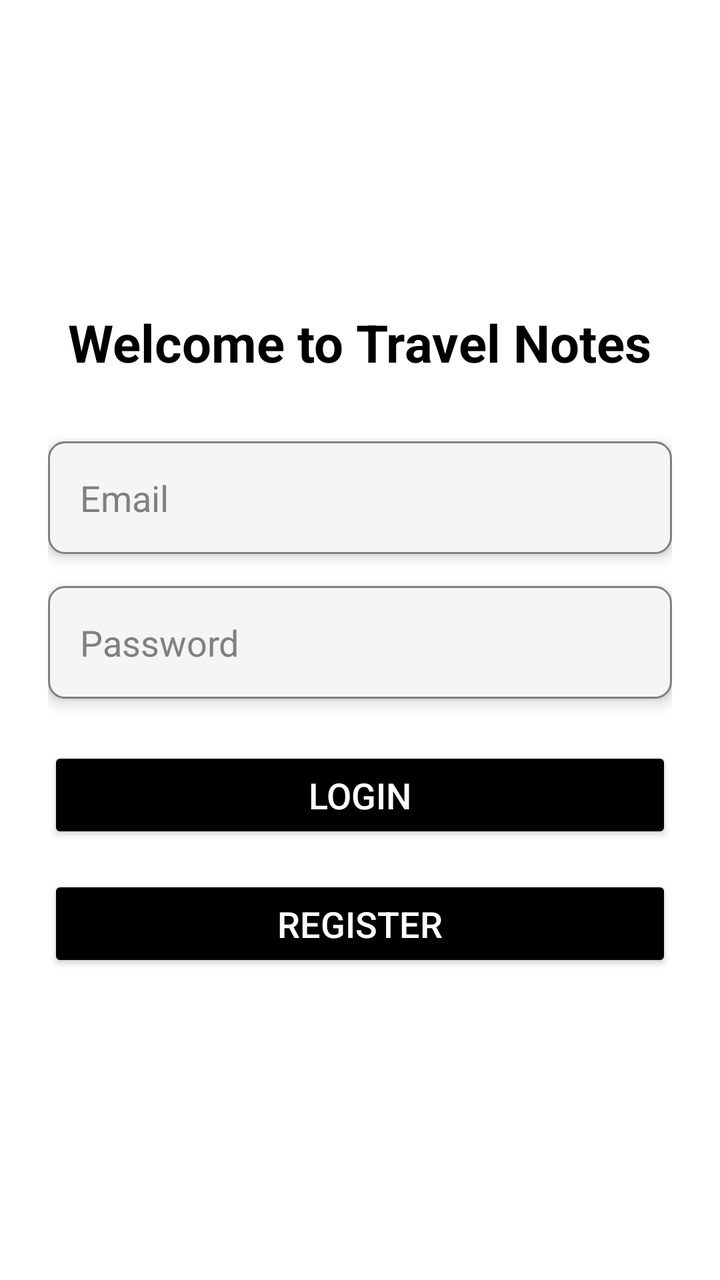
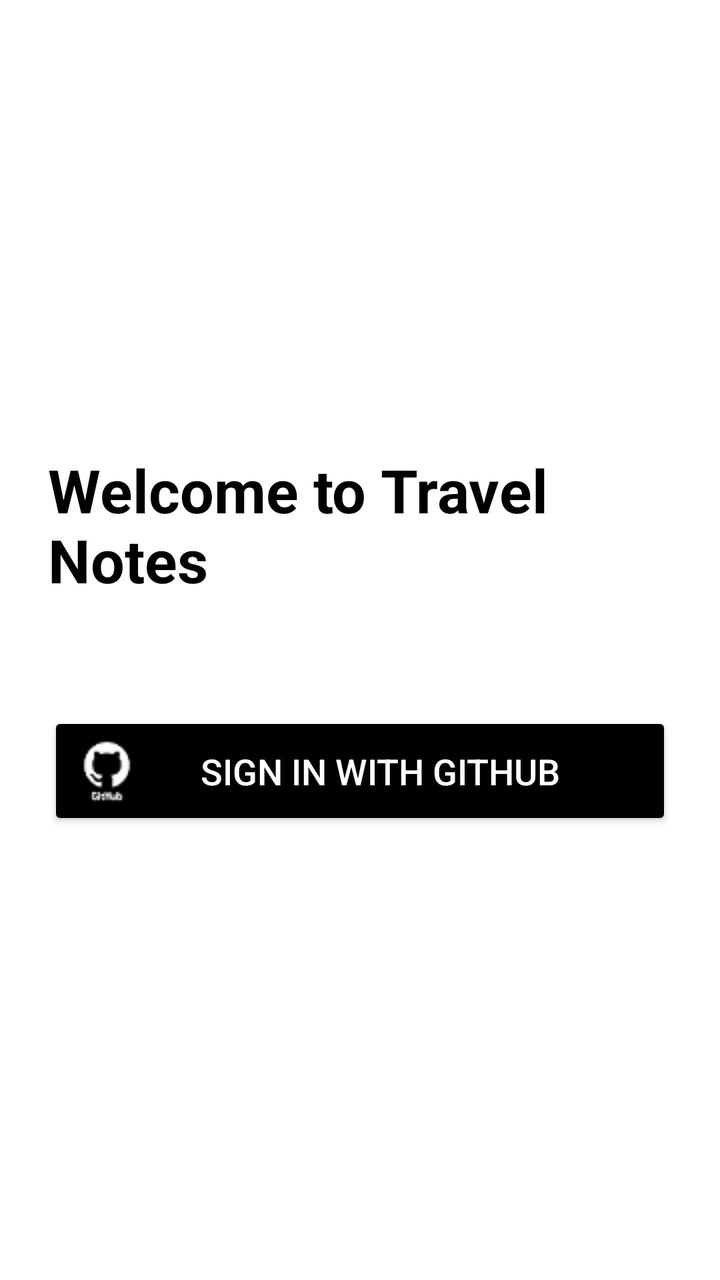

Screens rendered from an Android XML layout before and after an edit, with the pre-edit source and the edit as a unified diff.
<!-- AndroidManifest.xml: application theme Theme.Travel_notes_mobile -->
<!-- res/layout/activity_auth.xml -->
<?xml version="1.0" encoding="utf-8"?>
<LinearLayout xmlns:android="http://schemas.android.com/apk/res/android"
    xmlns:app="http://schemas.android.com/apk/res-auto"
    xmlns:tools="http://schemas.android.com/tools"
    android:layout_width="match_parent"
    android:layout_height="match_parent"
    android:gravity="center"
    android:orientation="vertical"
    android:padding="24dp"
    android:background="@color/white"
    tools:context=".view.AuthActivity">

    <TextView
        android:layout_width="wrap_content"
        android:layout_height="wrap_content"
        android:text="Welcome to Travel Notes"
        android:textSize="26sp"
        android:textStyle="bold"
        android:textColor="@color/black"
        android:layout_gravity="center"
        android:paddingBottom="32dp" />

    <EditText
        android:id="@+id/etEmail"
        android:layout_width="match_parent"
        android:layout_height="wrap_content"
        android:hint="Email"
        android:inputType="textEmailAddress"
        android:padding="16dp"
        android:background="@drawable/edit_text_background"
        android:elevation="4dp"
        android:textColor="@color/black"
        android:textColorHint="@color/gray" />

    <EditText
        android:id="@+id/etPassword"
        android:layout_width="match_parent"
        android:layout_height="wrap_content"
        android:hint="Password"
        android:inputType="textPassword"
        android:padding="16dp"
        android:background="@drawable/edit_text_background"
        android:elevation="4dp"
        android:textColor="@color/black"
        android:textColorHint="@color/gray"
        android:layout_marginTop="16dp" />

    <Button
        android:id="@+id/btnLogin"
        android:layout_width="match_parent"
        android:layout_height="wrap_content"
        android:text="Login"
        android:backgroundTint="@color/primary"
        android:textColor="@color/white"
        android:textSize="18sp"
        android:layout_marginTop="24dp"
        android:padding="12dp"
        />

    <Button
        android:id="@+id/btnRegister"
        android:layout_width="match_parent"
        android:layout_height="wrap_content"
        android:text="Register"
        android:backgroundTint="@color/black"
        android:textColor="@color/white"
        android:textSize="18sp"
        android:layout_marginTop="16dp"
        android:padding="12dp"
         />
</LinearLayout>
<!-- resources referenced by this layout -->
<resources>
  <color name="black">#000000</color>
  <color name="gray">#808080</color>
  <color name="primary">#000000</color>
  <color name="white">#FFFFFF</color>
  <!-- drawable edit_text_background (drawable) -->
  <?xml version="1.0" encoding="utf-8"?>
  <shape xmlns:android="http://schemas.android.com/apk/res/android">
      <solid android:color="@color/light_primary" />
      <corners android:radius="8dp" />
      <stroke
          android:width="1dp"
          android:color="@color/gray" />
  </shape>
  <style name="Theme.Travel_notes_mobile" parent="Base.Theme.Travel_notes_mobile" />
  <color name="light_primary">#F5F5F5</color>
  <style name="Base.Theme.Travel_notes_mobile" parent="Theme.Material3.DayNight.NoActionBar">
          
          
      </style>
</resources>

<!-- the commit's change to res/layout/activity_auth.xml (unified diff, before → after) -->
@@ -14,58 +14,26 @@
         android:layout_width="wrap_content"
         android:layout_height="wrap_content"
         android:text="Welcome to Travel Notes"
-        android:textSize="26sp"
+        android:textSize="30sp"
         android:textStyle="bold"
         android:textColor="@color/black"
         android:layout_gravity="center"
         android:paddingBottom="32dp" />
 
-    <EditText
-        android:id="@+id/etEmail"
-        android:layout_width="match_parent"
-        android:layout_height="wrap_content"
-        android:hint="Email"
-        android:inputType="textEmailAddress"
-        android:padding="16dp"
-        android:background="@drawable/edit_text_background"
-        android:elevation="4dp"
-        android:textColor="@color/black"
-        android:textColorHint="@color/gray" />
-
-    <EditText
-        android:id="@+id/etPassword"
-        android:layout_width="match_parent"
-        android:layout_height="wrap_content"
-        android:hint="Password"
-        android:inputType="textPassword"
-        android:padding="16dp"
-        android:background="@drawable/edit_text_background"
-        android:elevation="4dp"
-        android:textColor="@color/black"
-        android:textColorHint="@color/gray"
-        android:layout_marginTop="16dp" />
 
     <Button
         android:id="@+id/btnLogin"
         android:layout_width="match_parent"
         android:layout_height="wrap_content"
-        android:text="Login"
+        android:text="Sign in with GitHub"
         android:backgroundTint="@color/primary"
         android:textColor="@color/white"
         android:textSize="18sp"
         android:layout_marginTop="24dp"
         android:padding="12dp"
+        android:drawableLeft="@drawable/github_icon"
+        android:drawablePadding="8dp"
+        android:paddingEnd="35dp"
         />
 
-    <Button
-        android:id="@+id/btnRegister"
-        android:layout_width="match_parent"
-        android:layout_height="wrap_content"
-        android:text="Register"
-        android:backgroundTint="@color/black"
-        android:textColor="@color/white"
-        android:textSize="18sp"
-        android:layout_marginTop="16dp"
-        android:padding="12dp"
-         />
 </LinearLayout>
<!-- resource entries referenced after the edit -->
@@ -1,20 +1,10 @@
 <!-- resources referenced by this layout -->
 <resources>
   <color name="black">#000000</color>
-  <color name="gray">#808080</color>
   <color name="primary">#000000</color>
   <color name="white">#FFFFFF</color>
-  <!-- drawable edit_text_background (drawable) -->
-  <?xml version="1.0" encoding="utf-8"?>
-  <shape xmlns:android="http://schemas.android.com/apk/res/android">
-      <solid android:color="@color/light_primary" />
-      <corners android:radius="8dp" />
-      <stroke
-          android:width="1dp"
-          android:color="@color/gray" />
-  </shape>
+  <!-- drawable github_icon: png bitmap (drawable, 1159 bytes) -->
   <style name="Theme.Travel_notes_mobile" parent="Base.Theme.Travel_notes_mobile" />
-  <color name="light_primary">#F5F5F5</color>
   <style name="Base.Theme.Travel_notes_mobile" parent="Theme.Material3.DayNight.NoActionBar">
           
           
